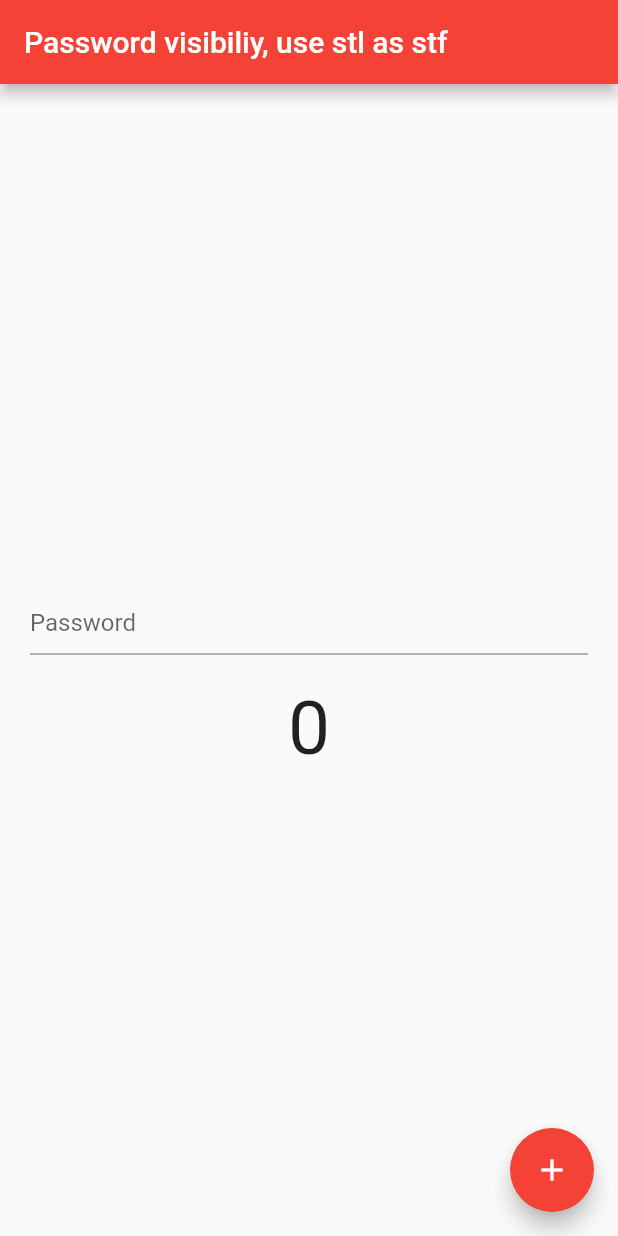
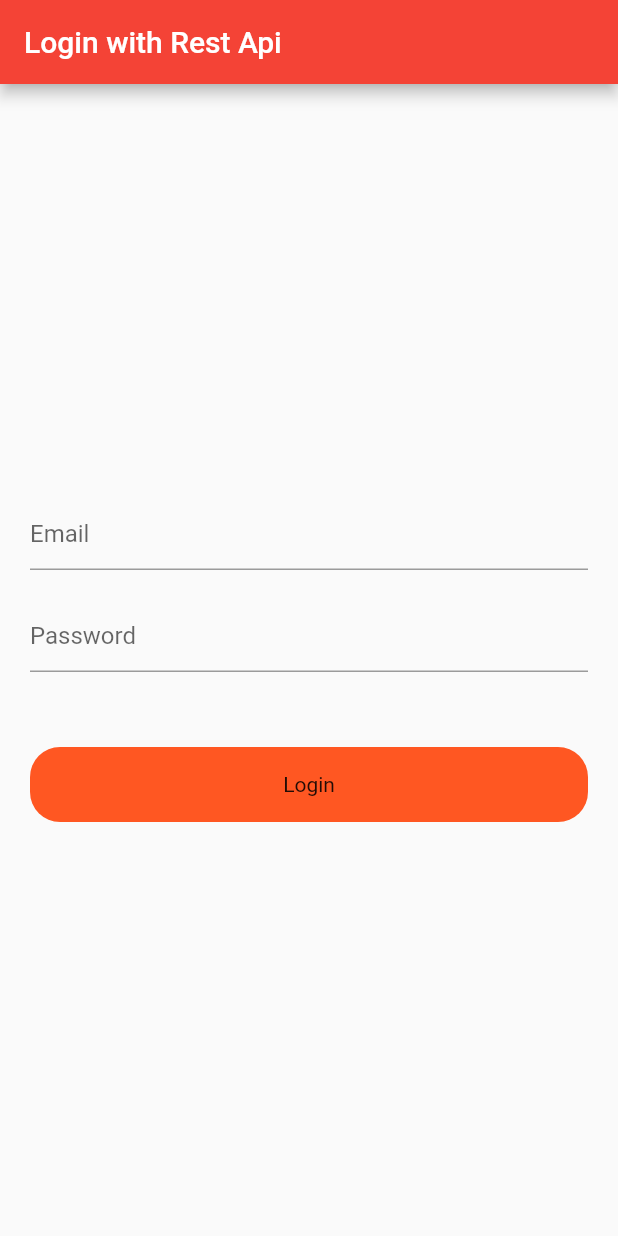
Before and after one commit to azix-khan/provider_practice, a Flutter app: the screen it shows after launch, on a phone screen of 412 x 824 dp. Run offline on Flutter 3.47's test engine with Material 2 defaults, Android fonts, the phone set to English and light mode, and no system bars.

Commit message:
rest api with provider using login example

```diff
--- a/lib/main.dart
+++ b/lib/main.dart
@@ -1,10 +1,11 @@
 import 'package:flutter/material.dart';
 import 'package:provider/provider.dart';
+import 'package:provider_practice/provider/auth_provider.dart';
 import 'package:provider_practice/provider/count_provider.dart';
 import 'package:provider_practice/provider/example_one_provider.dart';
 import 'package:provider_practice/provider/favourite_provider.dart';
 import 'package:provider_practice/provider/theme_changer_provider.dart';
-import 'package:provider_practice/screens/value_notify_listner.dart';
+import 'package:provider_practice/screens/login_screen.dart';
 
 void main() {
   runApp(const MyApp());
@@ -29,6 +30,9 @@ class MyApp extends StatelessWidget {
           ChangeNotifierProvider(
             create: (_) => ThemeChangerProvider(),
           ),
+          ChangeNotifierProvider(
+            create: (_) => AuthProvider(),
+          ),
         ],
         child: Builder(builder: (BuildContext context) {
           final themeChanger = Provider.of<ThemeChangerProvider>(context);
@@ -46,7 +50,7 @@ class MyApp extends StatelessWidget {
                 primaryColor: Colors.pink,
                 iconTheme: const IconThemeData(color: Colors.amber),
                 appBarTheme: const AppBarTheme(backgroundColor: Colors.teal)),
-            home: NotifyListnerScreen(),
+            home: LoginScreen(),
           );
         }));
   }
--- /dev/null
+++ b/lib/provider/auth_provider.dart
@@ -0,0 +1,33 @@
+import 'package:flutter/foundation.dart';
+import 'package:http/http.dart';
+
+class AuthProvider with ChangeNotifier {
+  bool _loading = false;
+  bool get loading => _loading;
+
+  setLoading(bool value) {
+    _loading = value;
+    notifyListeners();
+  }
+
+  void login(String email, String password) async {
+    setLoading(true);
+    try {
+      Response response =
+          await post(Uri.parse('https://reqres.in/api/login'), body: {
+        'email': email,
+        'password': password,
+      });
+      if (response.statusCode == 200) {
+        print('Successfull');
+        setLoading(false);
+      } else {
+        print('fails');
+        setLoading(false);
+      }
+    } catch (e) {
+      setLoading(false);
+      print(e.toString());
+    }
+  }
+}
--- /dev/null
+++ b/lib/screens/login_screen.dart
@@ -0,0 +1,68 @@
+import 'package:flutter/material.dart';
+import 'package:provider/provider.dart';
+import 'package:provider_practice/provider/auth_provider.dart';
+
+class LoginScreen extends StatefulWidget {
+  const LoginScreen({super.key});
+
+  @override
+  State<LoginScreen> createState() => _LoginScreenState();
+}
+
+class _LoginScreenState extends State<LoginScreen> {
+  TextEditingController emailController = TextEditingController();
+  TextEditingController passwordController = TextEditingController();
+  @override
+  Widget build(BuildContext context) {
+    final authProvider = Provider.of<AuthProvider>(context);
+    return Scaffold(
+      appBar: AppBar(
+        title: const Text('Login with Rest Api'),
+      ),
+      body: Padding(
+        padding: const EdgeInsets.all(20.0),
+        child: Column(
+          mainAxisAlignment: MainAxisAlignment.center,
+          crossAxisAlignment: CrossAxisAlignment.center,
+          children: [
+            TextFormField(
+              controller: emailController,
+              decoration: const InputDecoration(hintText: 'Email'),
+            ),
+            const SizedBox(
+              height: 20,
+            ),
+            TextFormField(
+              controller: passwordController,
+              obscureText: true,
+              decoration: const InputDecoration(hintText: 'Password'),
+            ),
+            const SizedBox(
+              height: 50,
+            ),
+            InkWell(
+              onTap: () {
+                authProvider.login(emailController.text.toString(),
+                    passwordController.text.toString());
+              },
+              child: Container(
+                height: 50,
+                decoration: BoxDecoration(
+                  color: Colors.deepOrange,
+                  borderRadius: BorderRadius.circular(20),
+                ),
+                child: Center(
+                  child: authProvider.loading
+                      ? const CircularProgressIndicator(
+                          color: Colors.white,
+                        )
+                      : const Text('Login'),
+                ),
+              ),
+            )
+          ],
+        ),
+      ),
+    );
+  }
+}
--- a/pubspec.yaml
+++ b/pubspec.yaml
@@ -36,6 +36,7 @@ dependencies:
   # Use with the CupertinoIcons class for iOS style icons.
   cupertino_icons: ^1.0.2
   provider: ^6.0.5
+  http:
 
 dev_dependencies:
   flutter_test:
```
Also changed, not shown: pubspec.lock.
